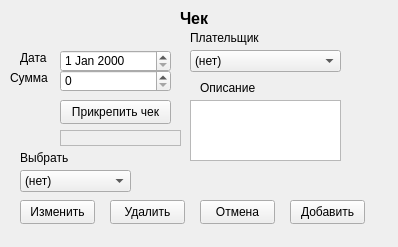
First picture: the form in my_helper/my_helper/designer_ui/bills.ui, repository SmolPO/vertical, before the edit.
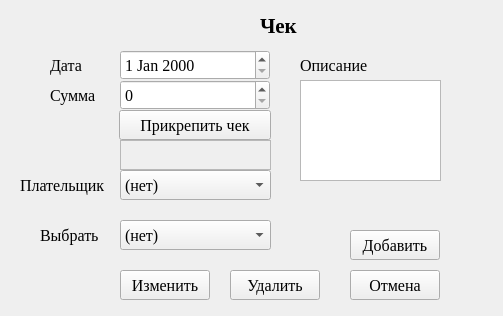
Second picture: the form after the edit.

The edit to the form file:
```diff
--- a/my_helper/my_helper/designer_ui/bills.ui
+++ b/my_helper/my_helper/designer_ui/bills.ui
@@ -6,8 +6,8 @@
    <rect>
     <x>0</x>
     <y>0</y>
-    <width>398</width>
-    <height>247</height>
+    <width>503</width>
+    <height>316</height>
    </rect>
   </property>
   <property name="windowTitle">
@@ -16,32 +16,50 @@
   <widget class="QDateEdit" name="date">
    <property name="geometry">
     <rect>
-     <x>60</x>
+     <x>120</x>
      <y>50</y>
-     <width>111</width>
-     <height>22</height>
+     <width>150</width>
+     <height>30</height>
     </rect>
    </property>
+   <property name="font">
+    <font>
+     <family>Times New Roman</family>
+     <pointsize>12</pointsize>
+    </font>
+   </property>
   </widget>
   <widget class="QSpinBox" name="sb_value">
    <property name="geometry">
     <rect>
-     <x>60</x>
-     <y>70</y>
-     <width>111</width>
-     <height>22</height>
+     <x>120</x>
+     <y>80</y>
+     <width>150</width>
+     <height>30</height>
     </rect>
    </property>
+   <property name="font">
+    <font>
+     <family>Times New Roman</family>
+     <pointsize>12</pointsize>
+    </font>
+   </property>
   </widget>
   <widget class="QComboBox" name="cb_buyer">
    <property name="geometry">
     <rect>
-     <x>190</x>
-     <y>50</y>
+     <x>120</x>
+     <y>170</y>
      <width>151</width>
-     <height>22</height>
+     <height>30</height>
     </rect>
    </property>
+   <property name="font">
+    <font>
+     <family>Times New Roman</family>
+     <pointsize>12</pointsize>
+    </font>
+   </property>
    <item>
     <property name="text">
      <string>(нет)</string>
@@ -51,25 +69,32 @@
   <widget class="QPlainTextEdit" name="note">
    <property name="geometry">
     <rect>
-     <x>190</x>
-     <y>100</y>
-     <width>151</width>
-     <height>61</height>
+     <x>300</x>
+     <y>80</y>
+     <width>141</width>
+     <height>101</height>
     </rect>
    </property>
+   <property name="font">
+    <font>
+     <family>Times New Roman</family>
+     <pointsize>12</pointsize>
+    </font>
+   </property>
   </widget>
   <widget class="QLabel" name="label">
    <property name="geometry">
     <rect>
-     <x>180</x>
+     <x>260</x>
      <y>10</y>
-     <width>61</width>
-     <height>16</height>
+     <width>81</width>
+     <height>31</height>
     </rect>
    </property>
    <property name="font">
     <font>
-     <pointsize>12</pointsize>
+     <family>Times New Roman</family>
+     <pointsize>16</pointsize>
      <bold>true</bold>
     </font>
    </property>
@@ -80,12 +105,18 @@
   <widget class="QPushButton" name="b_ok">
    <property name="geometry">
     <rect>
-     <x>290</x>
-     <y>200</y>
-     <width>75</width>
-     <height>24</height>
+     <x>350</x>
+     <y>230</y>
+     <width>90</width>
+     <height>30</height>
     </rect>
    </property>
+   <property name="font">
+    <font>
+     <family>Times New Roman</family>
+     <pointsize>12</pointsize>
+    </font>
+   </property>
    <property name="text">
     <string>Добавить</string>
    </property>
@@ -93,12 +124,18 @@
   <widget class="QPushButton" name="b_cancel">
    <property name="geometry">
     <rect>
-     <x>200</x>
-     <y>200</y>
-     <width>75</width>
-     <height>24</height>
+     <x>350</x>
+     <y>270</y>
+     <width>90</width>
+     <height>30</height>
     </rect>
    </property>
+   <property name="font">
+    <font>
+     <family>Times New Roman</family>
+     <pointsize>12</pointsize>
+    </font>
+   </property>
    <property name="text">
     <string>Отмена</string>
    </property>
@@ -106,12 +143,18 @@
   <widget class="QPushButton" name="b_bill">
    <property name="geometry">
     <rect>
-     <x>60</x>
-     <y>100</y>
-     <width>111</width>
-     <height>24</height>
+     <x>119</x>
+     <y>110</y>
+     <width>152</width>
+     <height>30</height>
     </rect>
    </property>
+   <property name="font">
+    <font>
+     <family>Times New Roman</family>
+     <pointsize>12</pointsize>
+    </font>
+   </property>
    <property name="text">
     <string>Прикрепить чек</string>
    </property>
@@ -119,12 +162,18 @@
   <widget class="QLabel" name="label_2">
    <property name="geometry">
     <rect>
-     <x>200</x>
-     <y>80</y>
-     <width>61</width>
-     <height>16</height>
+     <x>300</x>
+     <y>50</y>
+     <width>91</width>
+     <height>30</height>
     </rect>
    </property>
+   <property name="font">
+    <font>
+     <family>Times New Roman</family>
+     <pointsize>12</pointsize>
+    </font>
+   </property>
    <property name="text">
     <string>Описание</string>
    </property>
@@ -132,12 +181,18 @@
   <widget class="QLabel" name="label_3">
    <property name="geometry">
     <rect>
-     <x>190</x>
-     <y>30</y>
+     <x>20</x>
+     <y>170</y>
      <width>91</width>
-     <height>16</height>
+     <height>30</height>
     </rect>
    </property>
+   <property name="font">
+    <font>
+     <family>Times New Roman</family>
+     <pointsize>12</pointsize>
+    </font>
+   </property>
    <property name="text">
     <string>Плательщик</string>
    </property>
@@ -145,12 +200,18 @@
   <widget class="QLabel" name="label_4">
    <property name="geometry">
     <rect>
-     <x>10</x>
-     <y>70</y>
+     <x>50</x>
+     <y>80</y>
      <width>49</width>
-     <height>16</height>
+     <height>30</height>
     </rect>
    </property>
+   <property name="font">
+    <font>
+     <family>Times New Roman</family>
+     <pointsize>12</pointsize>
+    </font>
+   </property>
    <property name="text">
     <string>Сумма</string>
    </property>
@@ -158,12 +219,18 @@
   <widget class="QLabel" name="label_5">
    <property name="geometry">
     <rect>
-     <x>20</x>
+     <x>50</x>
      <y>50</y>
      <width>49</width>
-     <height>16</height>
+     <height>30</height>
     </rect>
    </property>
+   <property name="font">
+    <font>
+     <family>Times New Roman</family>
+     <pointsize>12</pointsize>
+    </font>
+   </property>
    <property name="text">
     <string>Дата</string>
    </property>
@@ -171,12 +238,18 @@
   <widget class="QComboBox" name="cb_select">
    <property name="geometry">
     <rect>
-     <x>20</x>
-     <y>170</y>
-     <width>111</width>
-     <height>22</height>
+     <x>120</x>
+     <y>220</y>
+     <width>151</width>
+     <height>30</height>
     </rect>
    </property>
+   <property name="font">
+    <font>
+     <family>Times New Roman</family>
+     <pointsize>12</pointsize>
+    </font>
+   </property>
    <item>
     <property name="text">
      <string>(нет)</string>
@@ -186,12 +259,18 @@
   <widget class="QLabel" name="label_6">
    <property name="geometry">
     <rect>
-     <x>20</x>
-     <y>150</y>
-     <width>49</width>
-     <height>16</height>
+     <x>40</x>
+     <y>220</y>
+     <width>90</width>
+     <height>30</height>
     </rect>
    </property>
+   <property name="font">
+    <font>
+     <family>Times New Roman</family>
+     <pointsize>12</pointsize>
+    </font>
+   </property>
    <property name="text">
     <string>Выбрать</string>
    </property>
@@ -199,12 +278,18 @@
   <widget class="QPushButton" name="b_change">
    <property name="geometry">
     <rect>
-     <x>20</x>
-     <y>200</y>
-     <width>75</width>
-     <height>24</height>
+     <x>120</x>
+     <y>270</y>
+     <width>90</width>
+     <height>30</height>
     </rect>
    </property>
+   <property name="font">
+    <font>
+     <family>Times New Roman</family>
+     <pointsize>12</pointsize>
+    </font>
+   </property>
    <property name="text">
     <string>Изменить</string>
    </property>
@@ -212,12 +297,18 @@
   <widget class="QPushButton" name="b_kill">
    <property name="geometry">
     <rect>
-     <x>110</x>
-     <y>200</y>
-     <width>75</width>
-     <height>24</height>
+     <x>230</x>
+     <y>270</y>
+     <width>90</width>
+     <height>30</height>
     </rect>
    </property>
+   <property name="font">
+    <font>
+     <family>Times New Roman</family>
+     <pointsize>12</pointsize>
+    </font>
+   </property>
    <property name="text">
     <string>Удалить</string>
    </property>
@@ -225,12 +316,18 @@
   <widget class="QLabel" name="file_path">
    <property name="geometry">
     <rect>
-     <x>60</x>
-     <y>130</y>
-     <width>121</width>
-     <height>16</height>
+     <x>120</x>
+     <y>140</y>
+     <width>151</width>
+     <height>30</height>
     </rect>
    </property>
+   <property name="font">
+    <font>
+     <family>Times New Roman</family>
+     <pointsize>12</pointsize>
+    </font>
+   </property>
    <property name="frameShape">
     <enum>QFrame::StyledPanel</enum>
    </property>
```
